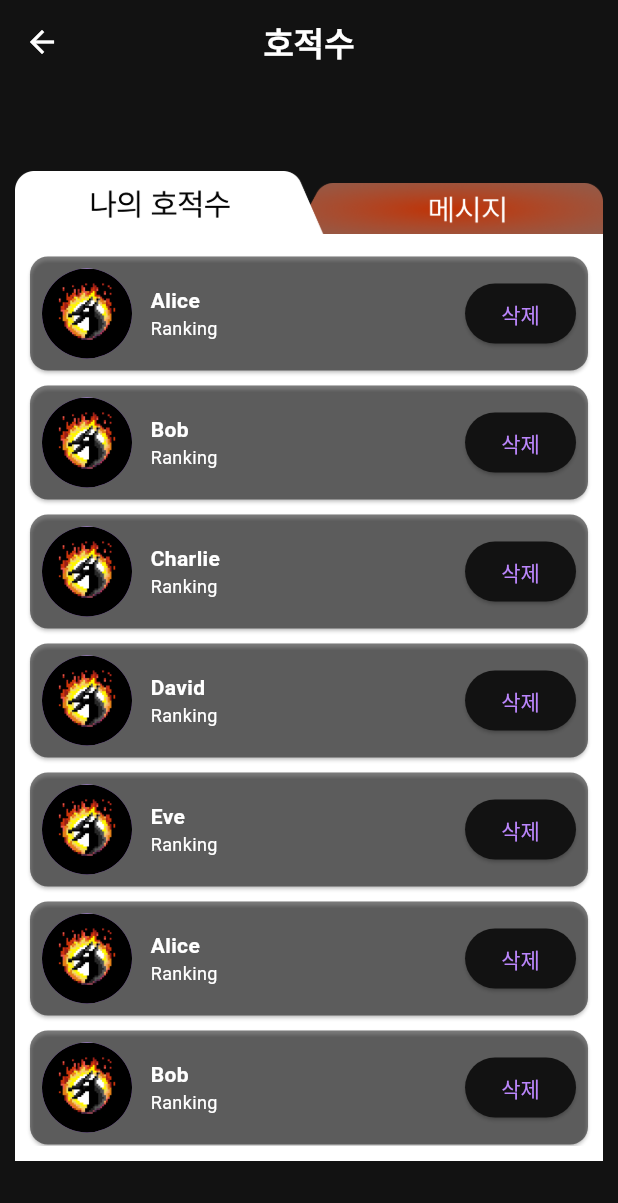
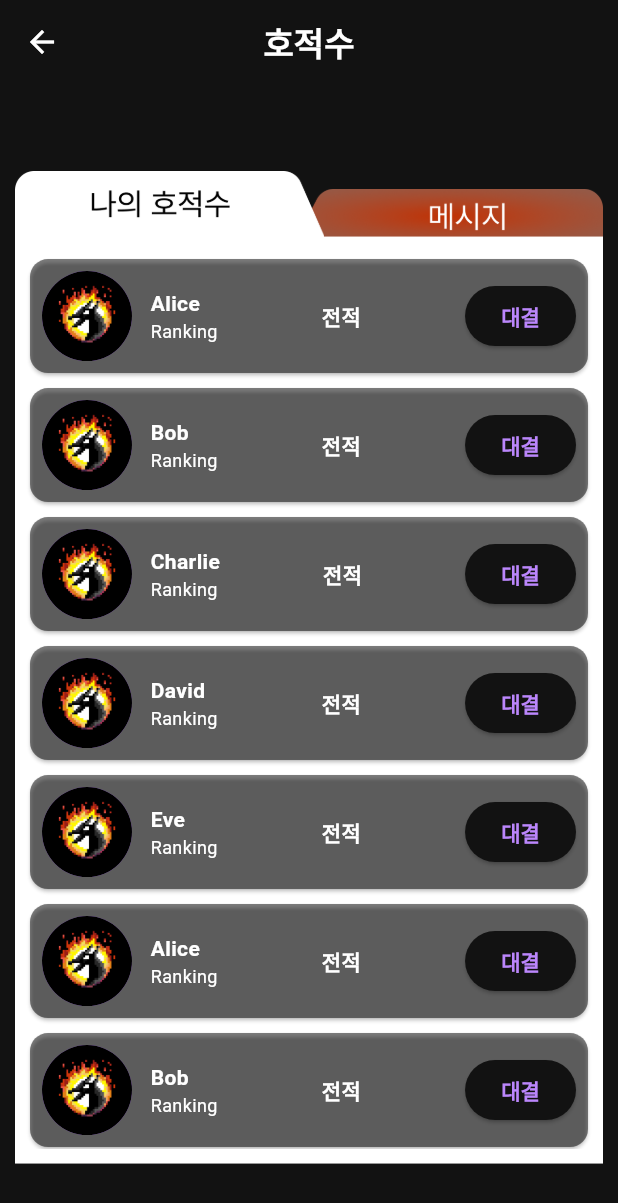
Before and after one commit to yaonggod/dragon-fire, a Flutter app: the FriendScreen screen opened directly, on a phone screen of 412 x 824 dp. Shown: the top 1203 px of the screen. Run offline on Flutter 3.47's test engine with Material 2 defaults, Android fonts, the phone set to English and light mode, and no system bars; drawn by our look-alikes of flutter_slidable; our stand-ins replace flutter_dotenv, flutter_secure_storage, google_sign_in, lottie; missing offline and left inert: flutter_naver_login, stomp_dart_client; accounts and stored records are empty.

Commit message:
:iphone: Design: 삭제 버튼 Slidable로 변경
- Slidable 버튼 추가

```diff
--- a/frontend/lib/screens/friend_screen.dart
+++ b/frontend/lib/screens/friend_screen.dart
@@ -1,4 +1,5 @@
 import 'package:flutter/material.dart';
+import 'package:flutter_slidable/flutter_slidable.dart';
 import 'package:google_sign_in/google_sign_in.dart';
 import 'package:flutter_secure_storage/flutter_secure_storage.dart';
 import 'package:flutter_naver_login/flutter_naver_login.dart';
@@ -145,6 +146,34 @@ class _FriendScreenState extends State<FriendScreen> {
     return list;
   }
 
+  Future<bool> _deleteConfirmDialog(BuildContext context) async {
+    return await showDialog(
+      context: context,
+      builder: (BuildContext context) {
+        return AlertDialog(
+          title: Text('삭제'),
+          content: Text('친구를 삭제하시겠습니까?'),
+          actions: <Widget>[
+            TextButton(
+              onPressed: () {
+                Navigator.of(context).pop(false);
+              },
+              child: Text('취소'),
+            ),
+            TextButton(
+              onPressed: () {
+                Navigator.of(context).pop(true);
+              },
+              child: Text('확인'),
+            ),
+          ],
+        );
+      },
+    );
+  }
+
+  Future<void> _onDeleteCourse() async {}
+
   Future<void> deleteFriend() async {
     // final response = await http.get(Uri.parse('https://k9a209.p.ssafy.io/api/friend/disconnect'));
     // if (response.statusCode == 200) {
@@ -166,9 +195,11 @@ class _FriendScreenState extends State<FriendScreen> {
         children: [
           if (friendSelected == true)
             Positioned(
-              top: 66,
-              width: (MediaQuery.of(context).size.width- 20.0) / 1.9,
-              height: 35,
+              top: 70,
+              width: (MediaQuery
+                  .of(context)
+                  .size
+                  .width - 20.0) / 1.9,
               right: 10.0,
               child: GestureDetector(
                 onTap: () {
@@ -177,7 +208,6 @@ class _FriendScreenState extends State<FriendScreen> {
                   });
                 },
                 child: Image.asset(
-
                   'lib/assets/icons/friendState1_1.png',
                   fit: BoxFit.fill,
                 ),
@@ -186,8 +216,10 @@ class _FriendScreenState extends State<FriendScreen> {
           if (friendSelected == true)
             Positioned(
               top: 58,
-              width: (MediaQuery.of(context).size.width- 20.0) / 1.9,
-              height: 44,
+              width: (MediaQuery
+                  .of(context)
+                  .size
+                  .width - 20.0) / 1.9,
               left: 10.0,
               child: GestureDetector(
                 onTap: () {
@@ -195,18 +227,17 @@ class _FriendScreenState extends State<FriendScreen> {
                     friendSelected = true;
                   });
                 },
-                child: Image.asset(
-
-                  'lib/assets/icons/friendState1.png',
-                  fit: BoxFit.fill
-                ),
+                child: Image.asset('lib/assets/icons/friendState1.png',
+                    fit: BoxFit.fill),
               ),
             ),
           if (friendSelected == false)
             Positioned(
-              top: 66,
-              width: (MediaQuery.of(context).size.width- 20.0) / 1.9,
-              height: 35,
+              top: 70,
+              width: (MediaQuery
+                  .of(context)
+                  .size
+                  .width - 20.0) / 1.9,
               left: 10.0,
               child: GestureDetector(
                 onTap: () {
@@ -214,17 +245,17 @@ class _FriendScreenState extends State<FriendScreen> {
                     friendSelected = true;
                   });
                 },
-                child: Image.asset(
-                  'lib/assets/icons/friendState2_1.png',
-                  fit: BoxFit.fill
-                ),
+                child: Image.asset('lib/assets/icons/friendState2_1.png',
+                    fit: BoxFit.fill),
               ),
             ),
           if (friendSelected == false)
             Positioned(
               top: 58,
-              width: (MediaQuery.of(context).size.width- 20.0) / 1.9,
-              height: 44,
+              width: (MediaQuery
+                  .of(context)
+                  .size
+                  .width - 20.0) / 1.9,
               right: 10.0,
               child: GestureDetector(
                 onTap: () {
@@ -232,15 +263,20 @@ class _FriendScreenState extends State<FriendScreen> {
                     friendSelected = false;
                   });
                 },
-                child: Image.asset(
-                  'lib/assets/icons/friendState2.png',
-                  fit: BoxFit.fill
-                ),
+                child: Image.asset('lib/assets/icons/friendState2.png',
+                    fit: BoxFit.fill),
               ),
             ),
           Positioned(
-            top: 100.0,
-            width: MediaQuery.of(context).size.width -20.0,
+            top: 58 +
+                (MediaQuery
+                    .of(context)
+                    .size
+                    .width - 20.0) / 1.9 * 136 / 642,
+            width: MediaQuery
+                .of(context)
+                .size
+                .width - 20.0,
             left: 10.0,
             child: SingleChildScrollView(
               child: Column(
@@ -248,19 +284,47 @@ class _FriendScreenState extends State<FriendScreen> {
                   if (friendSelected)
                     Container(
                       color: Colors.white,
-                      padding: EdgeInsets.only(top:10.0, bottom:10.0),
-                      height: MediaQuery.of(context).size.height * 0.75,
-                      width: MediaQuery.of(context).size.width,
+                      padding: EdgeInsets.only(top: 10.0, bottom: 10.0),
+                      height: MediaQuery
+                          .of(context)
+                          .size
+                          .height * 0.75,
+                      width: MediaQuery
+                          .of(context)
+                          .size
+                          .width,
                       child: ListView.builder(
                         itemCount: friendList.length,
                         itemBuilder: (context, index) {
-                          return Card(
+                          return Slidable(
+                            endActionPane: ActionPane(
+                              motion: const DrawerMotion(),
+                              extentRatio: 0.15,
+                              closeThreshold: 0.01,
+                              children: [
+                                SlidableAction(
+                                  borderRadius: BorderRadius.circular(10.0),
+                                  padding: EdgeInsets.only(right: 10),
+                                  icon: Icons.delete,
+                                  onPressed: (context) async {
+                                    bool confirmDelete = await _deleteConfirmDialog(context);
+                                    if (confirmDelete) {
+                                      _onDeleteCourse();
+                                    }
+                                  },
+                                ),
+                              ],
+                              openThreshold: 0.001,
+                            ),
+                            child: Card(
                               color: Color.fromRGBO(0, 0, 0, 0.5),
                               margin: EdgeInsets.symmetric(vertical: 5, horizontal: 10),
                               child: Padding(
                                 padding: const EdgeInsets.all(8.0),
                                 child: Row(
-                                mainAxisAlignment: MainAxisAlignment.start,
+                                  mainAxisAlignment: MainAxisAlignment.spaceBetween,
+                                  children: [
+                                    Row(
                                       children: [
                                         CircleAvatar(
                                           backgroundImage: AssetImage("lib/assets/icons/appIcon.png"),
@@ -280,18 +344,22 @@ class _FriendScreenState extends State<FriendScreen> {
                                             ),
                                           ],
                                         ),
-                                  Expanded(
-                                    child: Align(
-                                      alignment: Alignment.centerRight,
-                                      child: ElevatedButton(
+                                      ],
+                                    ),
+                                    Text(
+                                      '전적',
+                                      style: TextStyle(fontWeight: FontWeight.bold),
+                                    ),
+                                    ElevatedButton(
                                       onPressed: () {
-                                          deleteFriend();
                                       },
-                                        child: Text('삭제'),
-                                      ),
+                                      child: Text(
+                                        '대결',
+                                        style: TextStyle(fontWeight: FontWeight.bold),
                                       ),
                                     ),
                                   ],
+                                ),
                               ),
                             ),
                           );
@@ -301,27 +369,41 @@ class _FriendScreenState extends State<FriendScreen> {
                   else
                     Container(
                       color: Colors.white,
-                      padding: EdgeInsets.only(top:10.0),
-                      height: MediaQuery.of(context).size.height * 0.75,
-                      width: MediaQuery.of(context).size.width,
+                      padding: EdgeInsets.only(top: 10.0),
+                      height: MediaQuery
+                          .of(context)
+                          .size
+                          .height * 0.75,
+                      width: MediaQuery
+                          .of(context)
+                          .size
+                          .width,
                       child: ListView.builder(
                         itemCount: notificationList.length,
                         itemBuilder: (context, index) {
                           return Card(
                             color: Color.fromRGBO(0, 0, 0, 0.5),
-                            margin: EdgeInsets.symmetric(vertical: 5, horizontal: 10),
+                            margin: EdgeInsets.symmetric(
+                                vertical: 5, horizontal: 10),
                             child: Padding(
                               padding: const EdgeInsets.all(8.0),
                               child: Row(
                                 mainAxisAlignment: MainAxisAlignment.start,
                                 children: [
-                                  SizedBox(width: MediaQuery.of(context).size.width * 0.03),
+                                  SizedBox(
+                                      width: MediaQuery
+                                          .of(context)
+                                          .size
+                                          .width *
+                                          0.03),
                                   Column(
-                                    crossAxisAlignment: CrossAxisAlignment.start,
+                                    crossAxisAlignment:
+                                    CrossAxisAlignment.start,
                                     children: [
                                       Text(
                                         '${friendList[index]}가 친추했음',
-                                        style: TextStyle(fontWeight: FontWeight.bold),
+                                        style: TextStyle(
+                                            fontWeight: FontWeight.bold),
                                       ),
                                     ],
                                   ),
--- a/frontend/pubspec.yaml
+++ b/frontend/pubspec.yaml
@@ -44,6 +44,7 @@ dependencies:
   lottie: ^2.2.0
   flutter_dotenv: ^5.1.0
   flutter_svg: ^2.0.7
+  flutter_slidable: 3.0.0
 
 
 dev_dependencies:
```
Lines whose indentation alone changed are shown as unchanged.
